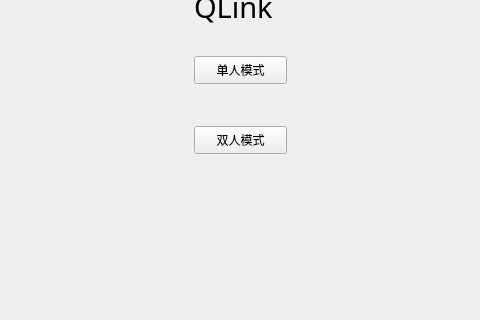
The window that lib/startpage.ui (Chasingdreams6/QLink) describes before a commit, drawn with Qt 5; both pictures show x 216 to 696 and y 294 to 614 of the 960 by 880 pixel window.
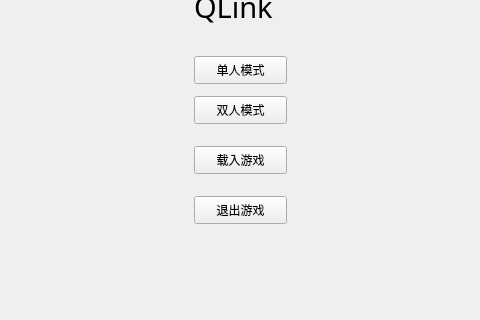
The same window after the commit.

Commit message: Add: add unit test and some buttons

```diff
--- a/lib/startpage.ui
+++ b/lib/startpage.ui
@@ -30,7 +30,7 @@
    <property name="geometry">
     <rect>
      <x>410</x>
-     <y>420</y>
+     <y>390</y>
      <width>93</width>
      <height>28</height>
     </rect>
@@ -58,6 +58,32 @@
     <string>QLink</string>
    </property>
   </widget>
+  <widget class="QPushButton" name="pushButton_3">
+   <property name="geometry">
+    <rect>
+     <x>410</x>
+     <y>490</y>
+     <width>93</width>
+     <height>28</height>
+    </rect>
+   </property>
+   <property name="text">
+    <string>退出游戏</string>
+   </property>
+  </widget>
+  <widget class="QPushButton" name="pushButton_4">
+   <property name="geometry">
+    <rect>
+     <x>410</x>
+     <y>440</y>
+     <width>93</width>
+     <height>28</height>
+    </rect>
+   </property>
+   <property name="text">
+    <string>载入游戏</string>
+   </property>
+  </widget>
  </widget>
  <resources/>
  <connections/>
```
The commit also changes 12 other files.
